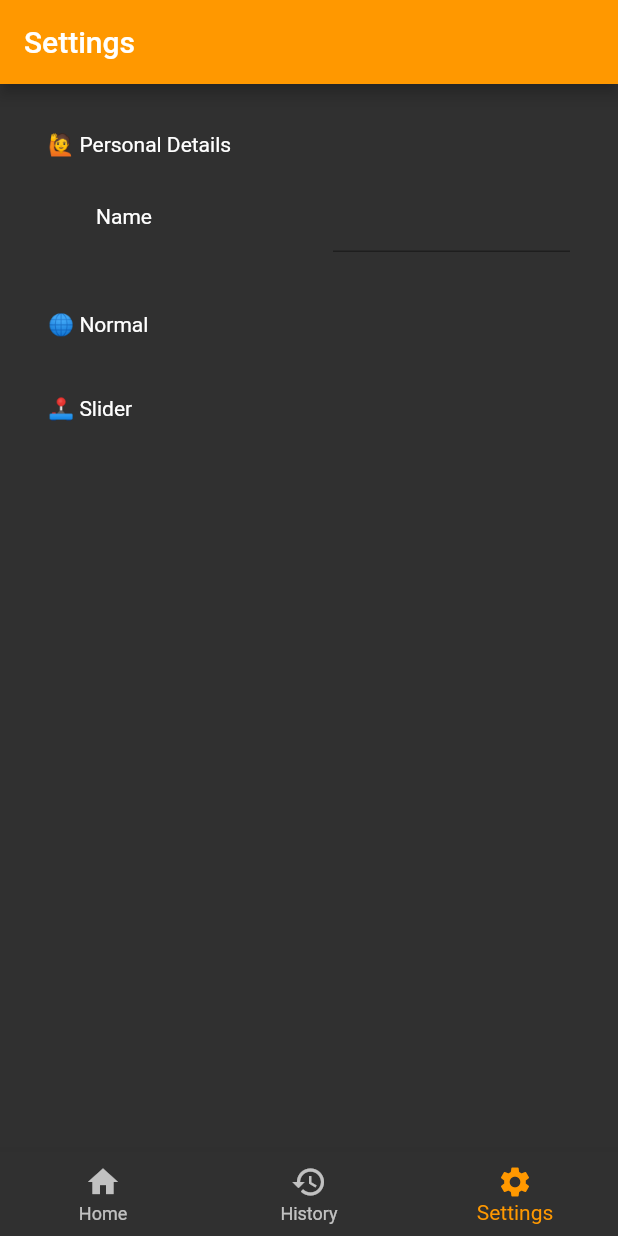
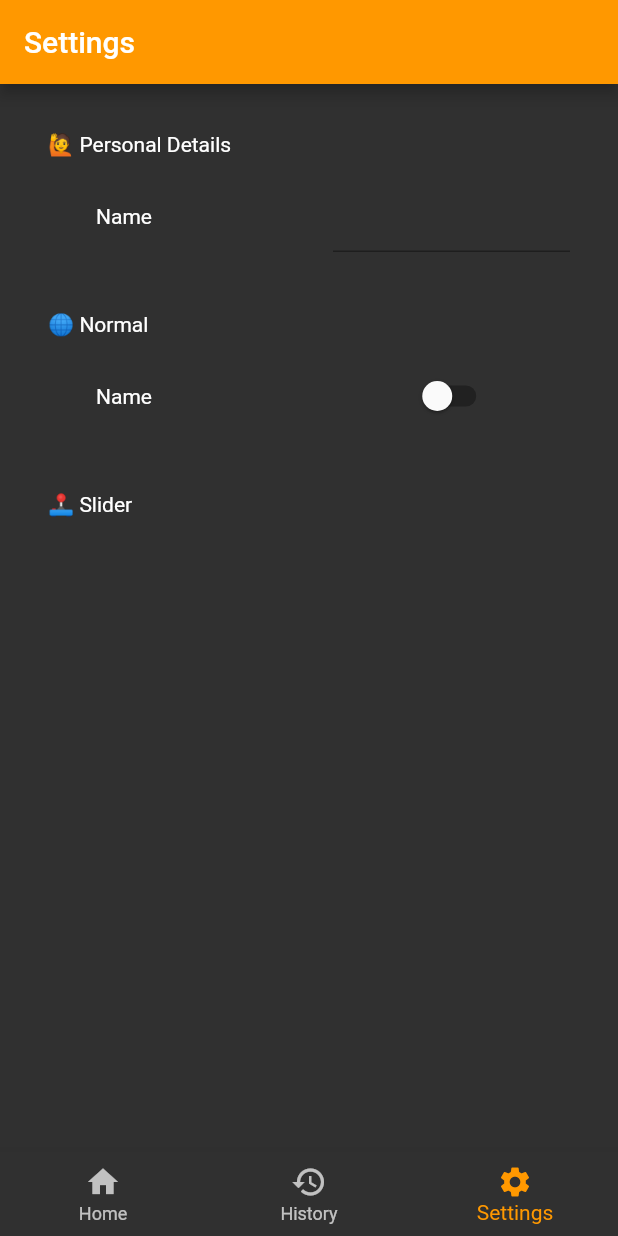
Before and after one commit to JohannesNicholas/stroke_rehab_flutter, a Flutter app: the screen it shows after launch, item 3 of the bottom bar chosen, on a phone screen of 412 x 824 dp. Run offline on Flutter 3.47's test engine with Material 2 defaults, Android fonts, the phone set to English and light mode, and no system bars.

Commit message:
added swich option

```diff
--- a/lib/settings_page.dart
+++ b/lib/settings_page.dart
@@ -12,8 +12,15 @@ class SettingsPage extends StatelessWidget {
     return ListView(
       children: [
         settingsSection("🙋 Personal Details"),
-        settingsOption("Name"),
+        settingsOption("Name", TextField()),
         settingsSection(Strings.normalGameTitle),
+        settingsOption(
+            "Name",
+            Switch(
+                value: false,
+                onChanged: (bool state) {
+                  print(state);
+                })),
         settingsSection(Strings.sliderGameTitle),
       ],
     );
@@ -26,7 +33,7 @@ class SettingsPage extends StatelessWidget {
     );
   }
 
-  Padding settingsOption(String title) {
+  Padding settingsOption(String title, Widget input) {
     return Padding(
       padding: const EdgeInsets.fromLTRB(64, 8, 32, 8),
       child: Row(
@@ -34,7 +41,7 @@ class SettingsPage extends StatelessWidget {
           children: <Widget>[
             Expanded(child: Text(title)),
             Expanded(
-              child: TextField(),
+              child: input,
             ),
           ]),
     );
```
